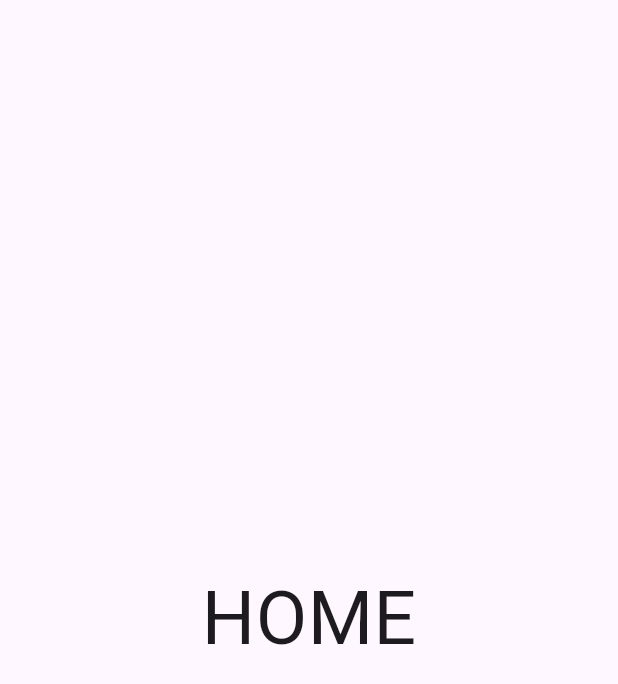
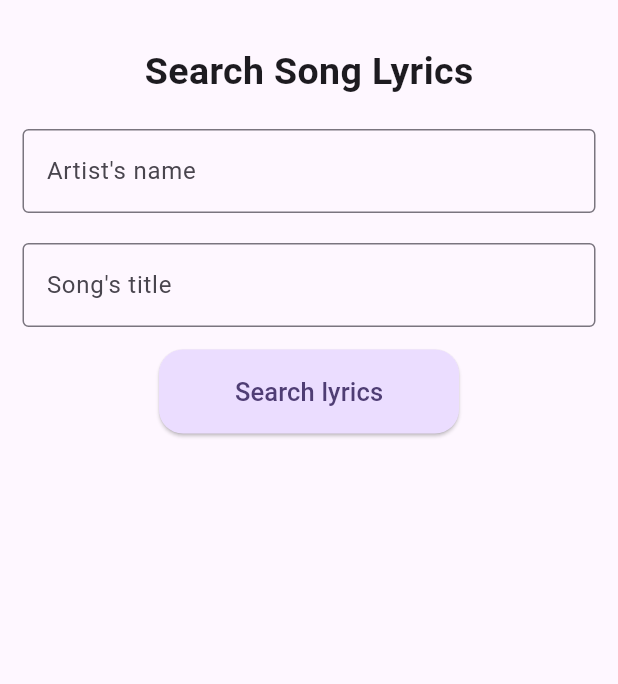
Before and after one commit to haroldraj/song_lyrics, a Flutter app: the screen it shows after launch, on a phone screen of 412 x 824 dp. Shown: the top 684 px of the screen. Run offline on Flutter 3.47's test engine with Material 3 defaults, Android fonts, the light colour scheme and no system bars; our stand-ins replace flutter_native_splash, logger.

Commit message:
feat: fetch lyrics by artistName and songTitle

```diff
--- a/lib/constants/helpers.dart
+++ b/lib/constants/helpers.dart
@@ -9,3 +9,8 @@ class Helpers {
         : Navigator.of(context).push(MaterialPageRoute(builder: (_) => screen));
   }
 }
+
+class Spacing {
+  static Widget vertical = const SizedBox(height: 15);
+  static Widget horizontal = const SizedBox(width: 15);
+}
--- /dev/null
+++ b/lib/constants/url_config.dart
@@ -0,0 +1,3 @@
+class UrlConfig {
+  static String apiUrl = "https://api.lyrics.ovh/v1";
+}
--- /dev/null
+++ b/lib/models/search_lyrics_model.dart
@@ -0,0 +1,15 @@
+class SearchLyricsModel {
+  String? artistName;
+  String? songTitle;
+  String? lyrics;
+
+  SearchLyricsModel({
+    this.artistName,
+    this.songTitle,
+    this.lyrics,
+  });
+
+  /*factory SearchLyricsModel.fromJson(Map<String, String> json) {
+    return SearchLyricsModel(lyrics: json['lyrics']);
+  }*/
+}
--- /dev/null
+++ b/lib/services/lyrics_service.dart
@@ -0,0 +1,30 @@
+import 'dart:convert';
+
+import 'package:logger/logger.dart';
+import 'package:song_lyrics/constants/url_config.dart';
+import 'package:song_lyrics/models/search_lyrics_model.dart';
+import 'package:http/http.dart' as http;
+
+class LyricsService {
+  final Logger _logger = Logger();
+
+  Future<String> searchSongLyrics(
+      SearchLyricsModel lyricsToSearch) async {
+    var url = Uri.parse(
+        '${UrlConfig.apiUrl}/${lyricsToSearch.artistName}/${lyricsToSearch.songTitle}');
+
+    _logger.i(
+        "Searching lyrics of '${lyricsToSearch.songTitle}' by ${lyricsToSearch.artistName}");
+    var response = await http.get(url);
+    if (response.statusCode == 200) {
+      _logger.i('Lyrics found');
+      var songLyrics =
+          json.decode(utf8.decode(response.bodyBytes))['lyrics'] as String;
+      lyricsToSearch.lyrics = songLyrics;
+      return songLyrics;
+    } else {
+      _logger.e(response);
+      throw Exception('Error');
+    }
+  }
+}
--- a/lib/views/screens/home/home_screen.dart
+++ b/lib/views/screens/home/home_screen.dart
@@ -1,5 +1,11 @@
+import 'package:flutter/foundation.dart';
 import 'package:flutter/material.dart';
 import 'package:flutter_native_splash/flutter_native_splash.dart';
+import 'package:song_lyrics/constants/helpers.dart';
+import 'package:song_lyrics/models/search_lyrics_model.dart';
+import 'package:song_lyrics/services/lyrics_service.dart';
+import 'package:song_lyrics/widgets/custom_text_form_field.dart';
+
 class HomeScreen extends StatefulWidget {
   const HomeScreen({super.key});
 
@@ -8,6 +14,12 @@ class HomeScreen extends StatefulWidget {
 }
 
 class _HomeScreenState extends State<HomeScreen> {
+  TextEditingController artistNameController = TextEditingController();
+  TextEditingController songTitleController = TextEditingController();
+  final _formKey = GlobalKey<FormState>();
+  String result = '';
+  bool isLoading = false;
+
   @override
   void initState() {
     super.initState();
@@ -18,15 +30,95 @@ class _HomeScreenState extends State<HomeScreen> {
     FlutterNativeSplash.remove();
   }
 
+  Future<void> _onSearchPessed() async {
+    try {
+      if (_formKey.currentState!.validate()) {
+        setState(() {
+          isLoading = true;
+        });
+        debugPrint("Loging in");
+        SearchLyricsModel searchLyricsModel = SearchLyricsModel(
+          artistName: artistNameController.text.trim(),
+          songTitle: songTitleController.text.trim(),
+        );
+        final lyrics =
+            await LyricsService().searchSongLyrics(searchLyricsModel);
+
+        setState(() {
+          result = lyrics;
+          isLoading = false;
+        });
+      }
+    } catch (error) {
+      debugPrint("Error $error");
+    }
+  }
+
   @override
   Widget build(BuildContext context) {
-    return const Scaffold(
-      body: Center(
-        child: Text(
-          "HOME",
-          style: TextStyle(fontSize: 50),
-        ),
+    return Scaffold(
+        body: Container(
+      margin: const EdgeInsets.only(top: 30),
+      child: Column(
+        children: [
+          const Text(
+            'Search Song Lyrics',
+            style: TextStyle(
+              fontSize: 25,
+              fontWeight: FontWeight.bold,
+            ),
+          ),
+          Form(
+            key: _formKey,
+            child: Container(
+              margin: const EdgeInsets.symmetric(horizontal: 15),
+              child: Column(
+                mainAxisAlignment: MainAxisAlignment.start,
+                children: [
+                  customTextFormField(
+                    labelText: "Artist's name",
+                    fieldController: artistNameController,
+                  ),
+                  customTextFormField(
+                    labelText: "Song's title",
+                    fieldController: songTitleController,
+                  ),
+                ],
+              ),
+            ),
+          ),
+          Container(
+            margin: const EdgeInsets.only(top: 15, bottom: 25),
+            width: 200,
+            child: FloatingActionButton(
+              elevation: 1,
+              onPressed: () {
+                _onSearchPessed();
+              },
+              child: const Text(
+                "Search lyrics",
+                style: TextStyle(fontSize: 17),
+              ),
+            ),
+          ),
+          isLoading
+              ? Center(
+                  child: Container(
+                    padding: const EdgeInsets.only(top: 25),
+                    child: const CircularProgressIndicator(),
+                  ),
+                )
+              : Expanded(
+                  child: Container(
+                    margin: const EdgeInsets.symmetric(horizontal: 15),
+                    child: SingleChildScrollView(
+                      child: Text(result),
+                    ),
+                  ),
+                ),
+          Spacing.vertical,
+        ],
       ),
-    );
+    ));
   }
 }
--- /dev/null
+++ b/lib/widgets/custom_text_form_field.dart
@@ -0,0 +1,21 @@
+import 'package:flutter/material.dart';
+
+Widget customTextFormField(
+    {String? labelText, TextEditingController? fieldController}) {
+  return Container(
+    margin: const EdgeInsets.only(top: 20),
+    child: TextFormField(
+      controller: fieldController,
+      decoration: InputDecoration(
+        border: const OutlineInputBorder(),
+        labelText: labelText,
+      ),
+      validator: (value) {
+        if (value == null || value.isEmpty) {
+          return 'Please enter the $labelText';
+        }
+        return null;
+      },
+    ),
+  );
+}
--- a/pubspec.yaml
+++ b/pubspec.yaml
@@ -37,6 +37,8 @@ dependencies:
   cupertino_icons: ^1.0.6
   provider: ^6.1.2
   flutter_native_splash: ^2.4.0
+  logger: ^2.3.0
+  http: ^1.2.1
 
 dev_dependencies:
   flutter_test:
```
Also changed, not shown: pubspec.lock.
